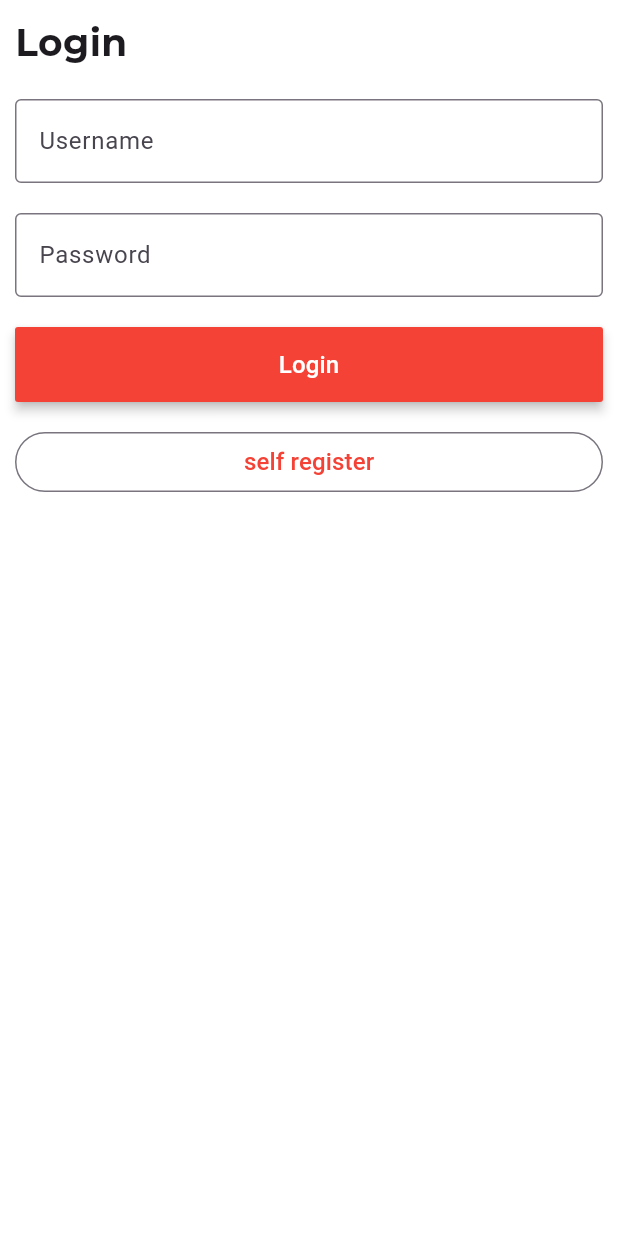
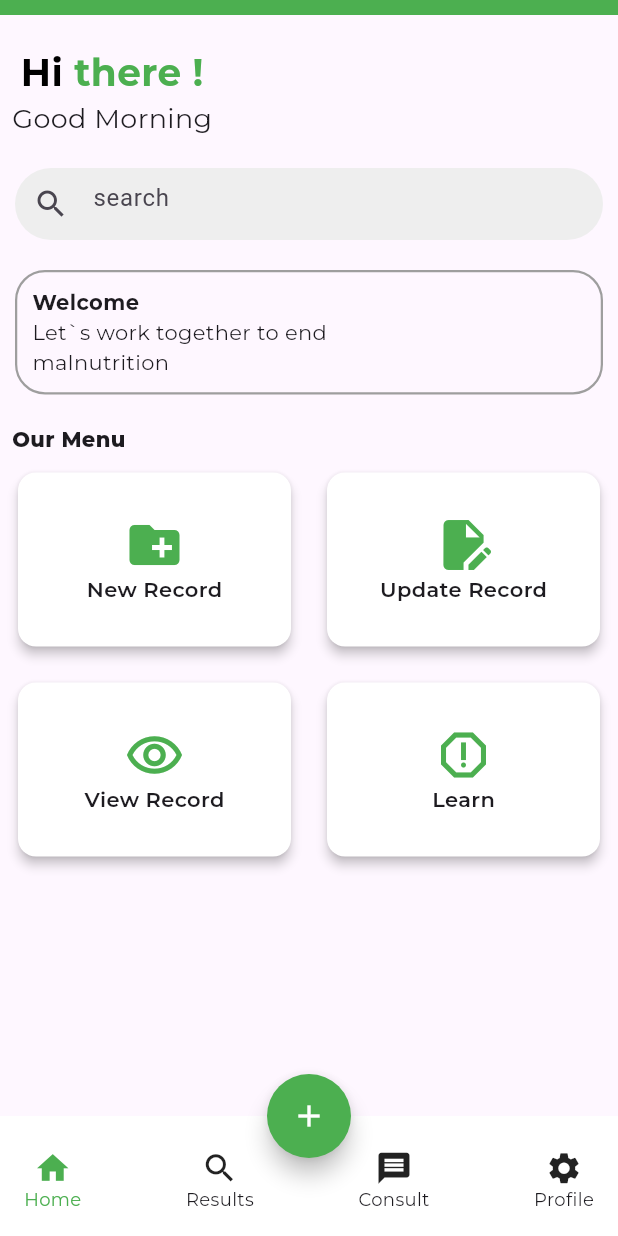
Before and after one commit to nm1999/flutter.nsamizi.portal.app, a Flutter app: the screen it shows after launch, after a tap on "Login", on a phone screen of 412 x 824 dp. Run offline on Flutter 3.47's test engine with Material 3 defaults, Android fonts, the phone set to English and light mode, and no system bars; our stand-ins replace dio, firebase_messaging, flutter_local_notifications, get, google_fonts, shared_preferences and 1 more; accounts and stored records are empty; network calls fail.

Commit message:
adds home screen

```diff
--- a/lib/Fragments/home.dart
+++ b/lib/Fragments/home.dart
@@ -0,0 +1,288 @@
+import 'package:flutter/material.dart';
+import 'package:google_fonts/google_fonts.dart';
+
+class Home extends StatefulWidget {
+  const Home({super.key});
+
+  @override
+  State<Home> createState() => _HomeState();
+}
+
+class _HomeState extends State<Home> {
+  @override
+  Widget build(BuildContext context) {
+    return Scaffold(
+      body: ListView(
+        scrollDirection: Axis.vertical,
+        children: [
+          const SizedBox(
+            height: 20,
+          ),
+          Row(
+            mainAxisAlignment: MainAxisAlignment.spaceBetween,
+            children: [
+              Column(
+                mainAxisAlignment: MainAxisAlignment.start,
+                children: [
+                  Padding(
+                    padding: const EdgeInsets.only(left: 8.0),
+                    child: Row(
+                      children: [
+                        Text(
+                          "Hi",
+                          style: GoogleFonts.montserrat(
+                              fontSize: 25,
+                              fontWeight: FontWeight.bold,
+                              color: Colors.black),
+                        ),
+                        Text(
+                          " there !",
+                          style: GoogleFonts.montserrat(
+                              fontSize: 25,
+                              fontWeight: FontWeight.bold,
+                              color: Colors.green),
+                        ),
+                      ],
+                    ),
+                  ),
+                  Padding(
+                    padding: const EdgeInsets.only(left: 8.0),
+                    child: Text(
+                      "Good Morning",
+                      style: GoogleFonts.montserrat(fontSize: 18),
+                    ),
+                  ),
+                ],
+              ),
+            ],
+          ),
+          const SizedBox(
+            height: 20,
+          ),
+          Container(
+            margin: const EdgeInsets.only(left: 10, right: 10),
+            decoration: BoxDecoration(
+                borderRadius: const BorderRadius.all(Radius.circular(30)),
+                color: Colors.grey[200]),
+            child: const TextField(
+              decoration: InputDecoration(
+                  border: InputBorder.none,
+                  prefixIcon: Icon(Icons.search),
+                  hintText: "search"),
+            ),
+          ),
+          const SizedBox(
+            height: 20,
+          ),
+          Container(
+            margin: const EdgeInsets.only(left: 10, right: 10),
+            padding: const EdgeInsets.all(10),
+            decoration: BoxDecoration(
+                border: Border.all(color: Colors.grey, width: 1.5),
+                borderRadius: const BorderRadius.all(Radius.circular(20))),
+            child: Row(
+              mainAxisAlignment: MainAxisAlignment.spaceBetween,
+              children: [
+                Column(
+                  mainAxisAlignment: MainAxisAlignment.start,
+                  crossAxisAlignment: CrossAxisAlignment.start,
+                  children: [
+                    Text(
+                      "Welcome",
+                      style:
+                          GoogleFonts.montserrat(fontWeight: FontWeight.bold),
+                    ),
+                    SizedBox(
+                      width: 200,
+                      child: Text(
+                        "Let`s work together to end malnutrition",
+                        style:
+                            GoogleFonts.montserrat(fontWeight: FontWeight.w400),
+                        maxLines: 2,
+                      ),
+                    )
+                  ],
+                ),
+
+              ],
+            ),
+          ),
+          const SizedBox(
+            height: 20,
+          ),
+          Padding(
+            padding: const EdgeInsets.only(left: 8.0),
+            child: Text(
+              "Our Menu",
+              style: GoogleFonts.montserrat(fontWeight: FontWeight.w800),
+            ),
+          ),
+          Row(
+            mainAxisAlignment: MainAxisAlignment.spaceBetween,
+            crossAxisAlignment: CrossAxisAlignment.start,
+            children: [
+              Expanded(
+                  child: Padding(
+                padding: const EdgeInsets.all(8.0),
+                child: GestureDetector(
+                  onTap: () {
+
+                  },
+                  child: Card(
+                    elevation: 3,
+                    color: Colors.white,
+                    child: Center(
+                      child: Padding(
+                        padding: const EdgeInsets.all(8.0),
+                        child: Column(
+                          children: [
+                            const SizedBox(
+                              height: 20,
+                            ),
+                            const Icon(
+                              Icons.create_new_folder,
+                              size: 40,
+                              color: Colors.green,
+                            ),
+                            Text(
+                              "New Record",
+                              style: GoogleFonts.montserrat(
+                                  fontSize: 14, fontWeight: FontWeight.w600),
+                            ),
+                            const SizedBox(
+                              height: 20,
+                            )
+                          ],
+                        ),
+                      ),
+                    ),
+                  ),
+                ),
+              )),
+              Expanded(
+                  child: Padding(
+                padding: const EdgeInsets.all(8.0),
+                child: GestureDetector(
+                  onTap: () {
+
+                  },
+                  child: Card(
+                    elevation: 3,
+                    color: Colors.white,
+                    child: Center(
+                      child: Padding(
+                        padding: const EdgeInsets.all(8.0),
+                        child: Column(
+                          children: [
+                            const SizedBox(
+                              height: 20,
+                            ),
+                            const Icon(
+                              Icons.edit_document,
+                              size: 40,
+                              color: Colors.green,
+                            ),
+                            Text(
+                              "Update Record",
+                              style: GoogleFonts.montserrat(
+                                  fontSize: 14, fontWeight: FontWeight.w600),
+                            ),
+                            const SizedBox(
+                              height: 20,
+                            )
+                          ],
+                        ),
+                      ),
+                    ),
+                  ),
+                ),
+              )),
+            ],
+          ),
+          Row(
+            mainAxisAlignment: MainAxisAlignment.spaceBetween,
+            crossAxisAlignment: CrossAxisAlignment.start,
+            children: [
+              Expanded(
+                  child: Padding(
+                padding: const EdgeInsets.all(8.0),
+                child: GestureDetector(
+                  onTap: () {
+
+                  },
+                  child: Card(
+                    elevation: 3,
+                    color: Colors.white,
+                    child: Center(
+                      child: Padding(
+                        padding: const EdgeInsets.all(8.0),
+                        child: Column(
+                          children: [
+                            const SizedBox(
+                              height: 20,
+                            ),
+                            const Icon(
+                              Icons.remove_red_eye_outlined,
+                              size: 40,
+                              color: Colors.green,
+                            ),
+                            Text(
+                              "View Record",
+                              style: GoogleFonts.montserrat(
+                                  fontSize: 14, fontWeight: FontWeight.w600),
+                            ),
+                            const SizedBox(
+                              height: 20,
+                            )
+                          ],
+                        ),
+                      ),
+                    ),
+                  ),
+                ),
+              )),
+              Expanded(
+                  child: Padding(
+                padding: const EdgeInsets.all(8.0),
+                child: GestureDetector(
+                  onTap: () {
+
+                  },
+                  child: Card(
+                    elevation: 3,
+                    color: Colors.white,
+                    child: Center(
+                      child: Padding(
+                        padding: const EdgeInsets.all(8.0),
+                        child: Column(
+                          children: [
+                            const SizedBox(
+                              height: 20,
+                            ),
+                            const Icon(
+                              Icons.report_outlined,
+                              size: 40,
+                              color: Colors.green,
+                            ),
+                            Text(
+                              "Learn",
+                              style: GoogleFonts.montserrat(
+                                  fontSize: 14, fontWeight: FontWeight.w600),
+                            ),
+                            const SizedBox(
+                              height: 20,
+                            )
+                          ],
+                        ),
+                      ),
+                    ),
+                  ),
+                ),
+              )),
+            ],
+          )
+        ],
+      ),
+    );
+  }
+}
--- a/lib/Fragments/profile.dart
+++ b/lib/Fragments/profile.dart
@@ -0,0 +1,15 @@
+import 'package:flutter/material.dart';
+
+class Profile extends StatefulWidget {
+  const Profile({super.key});
+
+  @override
+  State<Profile> createState() => _ProfileState();
+}
+
+class _ProfileState extends State<Profile> {
+  @override
+  Widget build(BuildContext context) {
+    return const Scaffold();
+  }
+}
--- a/lib/Fragments/results.dart
+++ b/lib/Fragments/results.dart
@@ -0,0 +1,93 @@
+import 'package:dio/dio.dart';
+import 'package:flutter/material.dart';
+import 'package:google_fonts/google_fonts.dart';
+
+class Results extends StatefulWidget {
+  const Results({super.key});
+
+  @override
+  State<Results> createState() => _ResultsState();
+}
+
+class _ResultsState extends State<Results> {
+  Dio dio = Dio();
+  List records = [];
+
+  fetchRecords() async {
+    Response response =
+        await dio.get("http://nutricare.benipele.org/v1/fetch-record.php");
+    if (response.statusCode == 200) {
+      setState(() {
+        records = response.data["results"];
+      });
+    } else {
+      print("Something went wrong");
+    }
+  }
+
+  @override
+  void initState() {
+    fetchRecords();
+    super.initState();
+  }
+
+  @override
+  Widget build(BuildContext context) {
+    return Scaffold(
+      body: Column(
+        children: [
+          Container(
+            height: 50,
+            margin: const EdgeInsets.only(left: 10, right: 10, bottom: 10,top: 10),
+            decoration: BoxDecoration(
+                borderRadius: const BorderRadius.all(Radius.circular(30)),
+                color: Colors.grey[200]),
+            child: const TextField(
+              decoration: InputDecoration(
+                  border: InputBorder.none,
+                  prefixIcon: Icon(Icons.search),
+                  hintText: "search"),
+            ),
+          ),
+          Expanded(
+            child: records.isEmpty
+                ? const Center(
+                    child: SizedBox(
+                      width: 50,
+                      height: 50,
+                      child: CircularProgressIndicator(),
+                    ),
+                  )
+                : ListView.builder(
+                    itemBuilder: (context, index) {
+                      return ListTile(
+                        onTap: () {},
+                        title: Row(
+                          children: [
+                            Text("NC0012 - ",
+                                style: GoogleFonts.montserrat(
+                                    fontWeight: FontWeight.w600)),
+                            Text(
+                                "${records[index]["surname"]} ${records[index]["firstname"]}",
+                                style: GoogleFonts.montserrat()),
+                          ],
+                        ),
+                        subtitle: Text(
+                          "${records[index]["village"]}",
+                          style: GoogleFonts.montserrat(),
+                        ),
+                        shape: const RoundedRectangleBorder(
+                          side: BorderSide(
+                            color: Colors.grey,
+                            width: 0.2,
+                          ),
+                        ),
+                      );
+                    },
+                    itemCount: records.length),
+          )
+        ],
+      ),
+    );
+  }
+}
--- a/lib/Fragments/vote.dart
+++ b/lib/Fragments/vote.dart
@@ -0,0 +1,15 @@
+import 'package:flutter/material.dart';
+
+class Vote extends StatefulWidget {
+  const Vote({super.key});
+
+  @override
+  State<Vote> createState() => _VoteState();
+}
+
+class _VoteState extends State<Vote> {
+  @override
+  Widget build(BuildContext context) {
+    return const Scaffold();
+  }
+}
--- a/lib/auth/signin.dart
+++ b/lib/auth/signin.dart
@@ -1,6 +1,8 @@
 import 'package:flutter/material.dart';
+import 'package:get/get.dart';
 import 'package:google_fonts/google_fonts.dart';
 import 'package:nsamiziportal/common/FormButton.dart';
+import 'package:nsamiziportal/screens/home_screen.dart';
 import '../common/FormEditText.dart';
 
 class SignInScreen extends StatefulWidget {
@@ -14,52 +16,100 @@ class _SignInScreenState extends State<SignInScreen> {
   TextEditingController usernameController = TextEditingController();
   TextEditingController passwordController = TextEditingController();
 
+
+  _proceedToDashboard() {
+    Get.to(const HomeScreen());
+  }
+
+  _proceedToSelfRegister() {}
+
   @override
   Widget build(BuildContext context) {
+    double _width = MediaQuery.of(context).size.width;
+
     return Scaffold(
-      backgroundColor: Colors.white,
-      body: Container(
-        padding: const EdgeInsets.all(10),
-        child: ListView(
+      body: ListView(scrollDirection: Axis.vertical, children: [
+        const SizedBox(
+          height: 40,
+        ),
+        Center(
+          child: Padding(
+            padding: const EdgeInsets.all(8.0),
+            child: Column(
+              mainAxisAlignment: MainAxisAlignment.center,
+              crossAxisAlignment: CrossAxisAlignment.start,
               children: [
-            Text("Login",
-                style: GoogleFonts.montserrat(
-                    fontSize: 25, fontWeight: FontWeight.bold)),
                 const SizedBox(
-              height: 20,
+                  height: 10,
+                ),
+                Text(
+                  "Login",
+                  style: GoogleFonts.adamina(
+                      fontWeight: FontWeight.bold,
+                      fontSize: 25,
+                      color: Colors.green),
+                ),
+                const SizedBox(
+                  height: 10,
+                ),
+
+                const SizedBox(
+                  height: 10,
                 ),
                 FormEditText(
                   inputLabel: "Username",
-              textInputType: TextInputType.text,
+                  textInputType: TextInputType.emailAddress,
                   controller: usernameController,
                   isHidden: false,
                 ),
                 const SizedBox(
+                  height: 10,
+                ),
+                FormEditText(
+                    isHidden: true,
+                    inputLabel: "Password",
+                    textInputType: TextInputType.visiblePassword,
+                    controller: passwordController),
+                const SizedBox(
                   height: 20,
                 ),
-            FormEditText(
-              inputLabel: "Password",
-              textInputType: TextInputType.text,
-              controller: passwordController,
-              isHidden: true,
+                Row(
+                  mainAxisAlignment: MainAxisAlignment.end,
+                  children: [
+                    Text(
+                      'Forgot password',
+                      style: GoogleFonts.aBeeZee(
+                          fontStyle: FontStyle.italic,
+                          fontSize: 14,
+                          color: Colors.green),
+                    ),
+                  ],
                 ),
                 const SizedBox(
                   height: 20,
                 ),
                 SizedBox(
+                    width: _width,
                     height: 50,
                     child: FormButton(
-                    btnLabel: "Login", onBtnPressed: () {}, isOutlined: false)),
+                        btnLabel: "Login",
+                        onBtnPressed:_proceedToDashboard,
+                        isOutlined: false)),
                 const SizedBox(
-              height: 20,
+                  height: 10,
                 ),
                 SizedBox(
+                    width: _width,
                     height: 40,
                     child: FormButton(
-                    btnLabel: "self register", onBtnPressed: () {}, isOutlined: true)),
+                        btnLabel: "New user ? Register",
+                        onBtnPressed: _proceedToSelfRegister,
+                        isOutlined: true))
               ],
             ),
           ),
+        ),
+      ]),
     );
   }
 }
--- a/lib/common/FormButton.dart
+++ b/lib/common/FormButton.dart
@@ -15,12 +15,19 @@ class FormButton extends StatelessWidget {
     if (isOutlined) {
       return OutlinedButton(
         onPressed: onBtnPressed,
-        child: Text(btnLabel, style: const TextStyle(color: Colors.red,fontSize: 16)),
+        style: OutlinedButton.styleFrom(
+          shape: RoundedRectangleBorder(
+              borderRadius: BorderRadius.circular(0.0)), // Add rounded corners
+        ),
+        child: Text(
+          btnLabel,
+          style: const TextStyle(color: Colors.green, fontSize: 16),
+        ),
       );
     } else {
       return MaterialButton(
         onPressed: onBtnPressed,
-        color: Colors.red,
+        color: Colors.green,
         elevation: 3,
         child: Text(btnLabel,
             style: const TextStyle(color: Colors.white, fontSize: 16)),
--- a/lib/screens/home_screen.dart
+++ b/lib/screens/home_screen.dart
@@ -1,6 +1,10 @@
 import 'package:flutter/material.dart';
 import 'package:get/get.dart';
 import 'package:google_fonts/google_fonts.dart';
+import 'package:nsamiziportal/Fragments/home.dart';
+import 'package:nsamiziportal/Fragments/profile.dart';
+import 'package:nsamiziportal/Fragments/results.dart';
+import 'package:nsamiziportal/Fragments/vote.dart';
 
 
 class HomeScreen extends StatefulWidget {
@@ -13,7 +17,10 @@ class HomeScreen extends StatefulWidget {
 class _HomeScreenState extends State<HomeScreen> {
   int index = 0;
   final List<Widget> _pages = const [
-
+      Home(),
+      Results(),
+      Vote(),
+      Profile()
   ];
 
   void _iconTapped(pos) {
@@ -25,6 +32,7 @@ class _HomeScreenState extends State<HomeScreen> {
   @override
   Widget build(BuildContext context) {
     return Scaffold(
+      appBar: AppBar(toolbarHeight:10,backgroundColor: Colors.green,),
       backgroundColor: Colors.white,
       body: _pages[index],
       floatingActionButtonLocation: FloatingActionButtonLocation.centerDocked,
@@ -32,7 +40,7 @@ class _HomeScreenState extends State<HomeScreen> {
         onPressed: () {
 
         },
-        backgroundColor: Colors.red,
+        backgroundColor: Colors.green,
         shape: const RoundedRectangleBorder(
             borderRadius: BorderRadius.all(Radius.circular(100))),
         child: const Icon(
@@ -58,11 +66,11 @@ class _HomeScreenState extends State<HomeScreen> {
                   Icon(
                     Icons.home,
                     size: 25,
-                    color: index == 0 ? Colors.red : null,
+                    color: index == 0 ? Colors.green : null,
                   ),
                   Text("Home",
                       style: GoogleFonts.montserrat(
-                          fontSize: 12, color: index == 0 ? Colors.red : null)),
+                          fontSize: 12, color: index == 0 ? Colors.green : null)),
                 ],
               ),
             ),
@@ -76,11 +84,11 @@ class _HomeScreenState extends State<HomeScreen> {
                   Icon(
                     Icons.search,
                     size: 25,
-                    color: index == 1 ? Colors.red : null,
+                    color: index == 1 ? Colors.green : null,
                   ),
-                  Text("Search",
+                  Text("Results",
                       style: GoogleFonts.montserrat(
-                          fontSize: 12, color: index == 1 ? Colors.red : null)),
+                          fontSize: 12, color: index == 1 ? Colors.green : null)),
                 ],
               ),
             ),
@@ -94,11 +102,11 @@ class _HomeScreenState extends State<HomeScreen> {
                   Icon(
                     Icons.message,
                     size: 25,
-                    color: index == 2 ? Colors.red : null,
+                    color: index == 2 ? Colors.green : null,
                   ),
                   Text("Consult",
                       style: GoogleFonts.montserrat(
-                          fontSize: 12, color: index == 2 ? Colors.red : null)),
+                          fontSize: 12, color: index == 2 ? Colors.green : null)),
                 ],
               ),
             ),
@@ -110,11 +118,11 @@ class _HomeScreenState extends State<HomeScreen> {
                     height: 10,
                   ),
                   Icon(Icons.settings,
-                      size: 25, color: index == 3 ? Colors.red : null),
+                      size: 25, color: index == 3 ? Colors.green : null),
                   Text(
-                    "Settings",
+                    "Profile",
                     style: GoogleFonts.montserrat(
-                        fontSize: 12, color: index == 3 ? Colors.red : null),
+                        fontSize: 12, color: index == 3 ? Colors.green : null),
                   ),
                 ],
               ),
```
Lines whose indentation alone changed are shown as unchanged.
